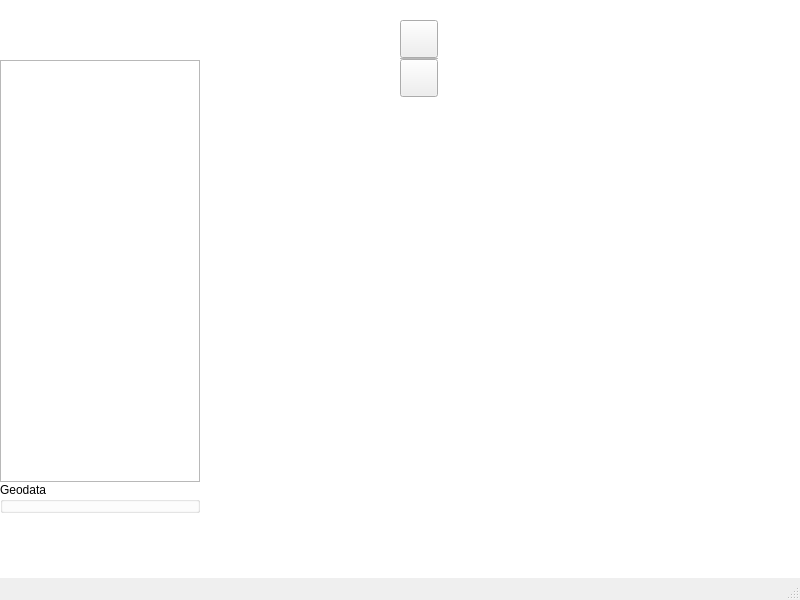
This is src/ui/qgsribbonwindowbase.ui in kadas-albireo/kadas-albireo as Qt 5 draws it before an edit. The edited form follows.
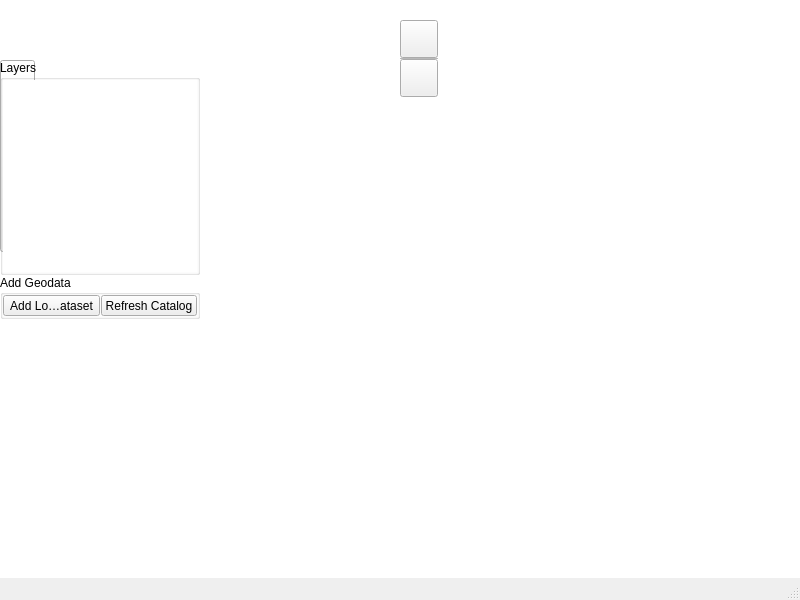
This is the edited form. Icons and pictures are not drawn. Custom widgets are drawn as their Qt base class.

Commit message: Put layer tree view in a collapsible group box, add toolbar to geodata widget

Diff of the .ui file:
```diff
--- a/src/ui/qgsribbonwindowbase.ui
+++ b/src/ui/qgsribbonwindowbase.ui
@@ -251,7 +251,7 @@
          <x>0</x>
          <y>60</y>
          <width>200</width>
-         <height>453</height>
+         <height>301</height>
         </rect>
        </property>
        <property name="maximumSize">
@@ -277,6 +277,27 @@
          <number>0</number>
         </property>
         <item>
+         <widget class="QgsCollapsibleGroupBox" name="mLayersBox">
+          <property name="title">
+           <string>Layers</string>
+          </property>
+          <layout class="QHBoxLayout" name="horizontalLayout">
+           <property name="spacing">
+            <number>0</number>
+           </property>
+           <property name="leftMargin">
+            <number>0</number>
+           </property>
+           <property name="topMargin">
+            <number>0</number>
+           </property>
+           <property name="rightMargin">
+            <number>0</number>
+           </property>
+           <property name="bottomMargin">
+            <number>0</number>
+           </property>
+           <item>
          <widget class="QgsLayerTreeView" name="mLayerTreeView">
           <property name="sizePolicy">
            <sizepolicy hsizetype="Expanding" vsizetype="Expanding">
@@ -290,6 +311,9 @@
             <height>16777215</height>
            </size>
           </property>
+             <property name="frameShape">
+              <enum>QFrame::NoFrame</enum>
+             </property>
           <property name="verticalScrollBarPolicy">
            <enum>Qt::ScrollBarAsNeeded</enum>
           </property>
@@ -304,6 +328,9 @@
           </property>
          </widget>
         </item>
+          </layout>
+         </widget>
+        </item>
         <item>
          <widget class="QgsCollapsibleGroupBox" name="mGeodataBox">
           <property name="maximumSize">
@@ -313,7 +340,7 @@
            </size>
           </property>
           <property name="title">
-           <string>Geodata</string>
+           <string>Add Geodata</string>
           </property>
           <layout class="QVBoxLayout" name="verticalLayout_3">
            <property name="spacing">
@@ -331,12 +358,81 @@
            <property name="bottomMargin">
             <number>0</number>
            </property>
+           <item>
+            <widget class="QWidget" name="mGeodataToolbar" native="true">
+             <layout class="QHBoxLayout" name="horizontalLayout_2">
+              <property name="spacing">
+               <number>1</number>
+              </property>
+              <property name="leftMargin">
+               <number>0</number>
+              </property>
+              <property name="topMargin">
+               <number>0</number>
+              </property>
+              <property name="rightMargin">
+               <number>0</number>
+              </property>
+              <property name="bottomMargin">
+               <number>0</number>
+              </property>
+              <item>
+               <widget class="QToolButton" name="mOpenLayerButton">
+                <property name="text">
+                 <string>Add Local Dataset</string>
+                </property>
+                <property name="icon">
+                 <iconset resource="../../images/images.qrc">
+                  <normaloff>:/images/ribbon/oeffnen.png</normaloff>:/images/ribbon/oeffnen.png</iconset>
+                </property>
+               </widget>
+              </item>
+              <item>
+               <widget class="QToolButton" name="mRefreshCatalogButton">
+                <property name="text">
+                 <string>Refresh Catalog</string>
+                </property>
+                <property name="icon">
+                 <iconset resource="../../images/images.qrc">
+                  <normaloff>:/images/ribbon/refresh.png</normaloff>:/images/ribbon/refresh.png</iconset>
+                </property>
+               </widget>
+              </item>
+              <item>
+               <spacer name="horizontalSpacer">
+                <property name="orientation">
+                 <enum>Qt::Horizontal</enum>
+                </property>
+                <property name="sizeHint" stdset="0">
+                 <size>
+                  <width>40</width>
+                  <height>20</height>
+                 </size>
+                </property>
+               </spacer>
+              </item>
+             </layout>
+            </widget>
+           </item>
            <item>
             <widget class="QgsCatalogBrowser" name="mCatalogBrowser" native="true"/>
            </item>
           </layout>
          </widget>
         </item>
+        <item>
+         <widget class="QLabel" name="mLayersSpacer">
+          <property name="sizePolicy">
+           <sizepolicy hsizetype="Preferred" vsizetype="Expanding">
+            <horstretch>0</horstretch>
+            <verstretch>0</verstretch>
+           </sizepolicy>
+          </property>
+          <property name="text">
+           <string/>
+          </property>
+         </widget>
+        </item>
        </layout>
       </widget>
       <zorder>mLayerTreeViewButton</zorder>
```
Left out of the diff: 4 changed lines with no effect on the pictures. Lines whose indentation alone changed are shown as unchanged. The commit also changes 5 other files.
